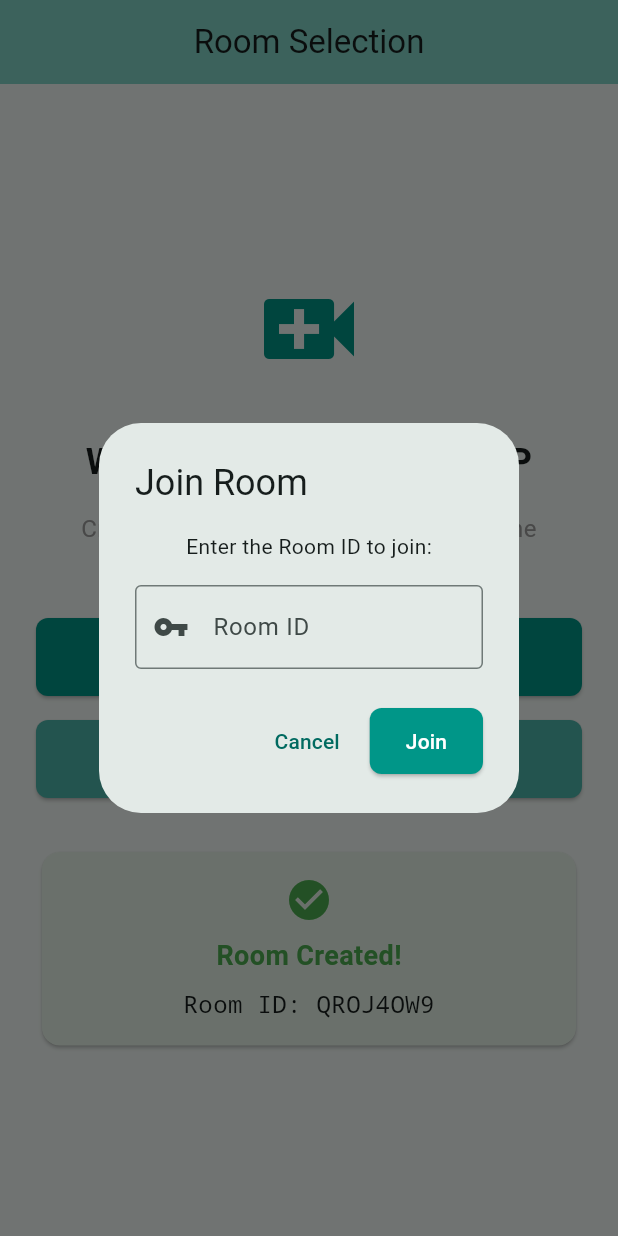
After one commit to tas-digitalmarket/GLOBGRAM02, a Flutter app: the screen it shows after launch, after a tap on "Get Started", after a tap on "Create Room", after a tap on "Join Room", on a phone screen of 412 x 824 dp. The commit adds this screen. Run offline on Flutter 3.47's test engine with Material 3 defaults, Android fonts, the phone set to English and light mode, and no system bars; our stand-ins replace easy_localization, equatable, flutter_bloc, freezed_annotation, get_it, go_router and 2 more.

Commit message:
Update 10

```diff
--- a/globgram_p2p/lib/core/app_router.dart
+++ b/globgram_p2p/lib/core/app_router.dart
@@ -1,5 +1,6 @@
 import 'package:flutter/material.dart';
 import 'package:go_router/go_router.dart';
+import '../features/room_selection/presentation/room_selection_page.dart';
 
 final appRouter = GoRouter(
   routes: [
@@ -11,7 +12,7 @@ final appRouter = GoRouter(
     GoRoute(
       path: '/room',
       name: 'roomSelection',
-      builder: (context, state) => const RoomSelectionScreen(),
+      builder: (context, state) => const RoomSelectionPage(),
     ),
   ],
 );
@@ -24,16 +25,47 @@ class HomeScreen extends StatelessWidget {
     return Scaffold(
       appBar: AppBar(
         title: const Text('GlobGram P2P'),
+        backgroundColor: Theme.of(context).colorScheme.inversePrimary,
       ),
       body: Center(
         child: Column(
           mainAxisAlignment: MainAxisAlignment.center,
           children: [
-            const Text('Welcome to GlobGram P2P'),
-            const SizedBox(height: 20),
-            ElevatedButton(
+            const Icon(
+              Icons.video_call,
+              size: 100,
+              color: Colors.teal,
+            ),
+            const SizedBox(height: 32),
+            const Text(
+              'Welcome to GlobGram P2P',
+              style: TextStyle(
+                fontSize: 28,
+                fontWeight: FontWeight.bold,
+              ),
+            ),
+            const SizedBox(height: 16),
+            const Text(
+              'Peer-to-peer video calling made simple',
+              style: TextStyle(
+                fontSize: 16,
+                color: Colors.grey,
+              ),
+            ),
+            const SizedBox(height: 48),
+            ElevatedButton.icon(
               onPressed: () => context.go('/room'),
-              child: const Text('Join Room'),
+              icon: const Icon(Icons.meeting_room),
+              label: const Text('Get Started'),
+              style: ElevatedButton.styleFrom(
+                padding: const EdgeInsets.symmetric(
+                  horizontal: 32,
+                  vertical: 16,
+                ),
+                backgroundColor: Colors.teal,
+                foregroundColor: Colors.white,
+                textStyle: const TextStyle(fontSize: 18),
+              ),
             ),
           ],
         ),
@@ -41,29 +73,3 @@ class HomeScreen extends StatelessWidget {
     );
   }
 }
-
-class RoomSelectionScreen extends StatelessWidget {
-  const RoomSelectionScreen({super.key});
-
-  @override
-  Widget build(BuildContext context) {
-    return Scaffold(
-      appBar: AppBar(
-        title: const Text('Room Selection'),
-      ),
-      body: Center(
-        child: Column(
-          mainAxisAlignment: MainAxisAlignment.center,
-          children: [
-            const Text('Select a Room'),
-            const SizedBox(height: 20),
-            ElevatedButton(
-              onPressed: () => context.go('/'),
-              child: const Text('Back to Home'),
-            ),
-          ],
-        ),
-      ),
-    );
-  }
-}
--- a/globgram_p2p/lib/core/service_locator.dart
+++ b/globgram_p2p/lib/core/service_locator.dart
@@ -1,10 +1,11 @@
 import 'package:get_it/get_it.dart';
+import '../features/room_selection/data/room_remote_data_source.dart';
 
 final getIt = GetIt.instance;
 
 Future<void> setupServiceLocator() async {
-  // Services will be registered here
-  // Example:
-  // getIt.registerLazySingleton<ApiService>(() => ApiService());
-  // getIt.registerLazySingleton<DatabaseService>(() => DatabaseService());
+  // Register data sources
+  getIt.registerLazySingleton<RoomRemoteDataSource>(
+    () => RoomRemoteDataSourceImpl(),
+  );
 }
--- /dev/null
+++ b/globgram_p2p/lib/features/room_selection/presentation/room_selection_page.dart
@@ -0,0 +1,394 @@
+import 'package:flutter/material.dart';
+import 'package:flutter/services.dart';
+import 'package:flutter_bloc/flutter_bloc.dart';
+import 'package:get_it/get_it.dart';
+import '../data/room_remote_data_source.dart';
+import 'room_selection_bloc.dart';
+
+class RoomSelectionPage extends StatelessWidget {
+  const RoomSelectionPage({super.key});
+
+  @override
+  Widget build(BuildContext context) {
+    return BlocProvider(
+      create: (context) => RoomSelectionBloc(
+        roomDataSource: GetIt.instance<RoomRemoteDataSource>(),
+      ),
+      child: const RoomSelectionView(),
+    );
+  }
+}
+
+class RoomSelectionView extends StatelessWidget {
+  const RoomSelectionView({super.key});
+
+  @override
+  Widget build(BuildContext context) {
+    return Scaffold(
+      appBar: AppBar(
+        title: const Text('Room Selection'),
+        backgroundColor: Theme.of(context).colorScheme.inversePrimary,
+      ),
+      body: BlocListener<RoomSelectionBloc, RoomSelectionState>(
+        listener: (context, state) {
+          if (state is RoomWaitingAnswer) {
+            _showRoomCreatedDialog(context, state.roomId);
+          } else if (state is RoomError) {
+            _showErrorDialog(context, state.message);
+          } else if (state is RoomConnected) {
+            _showSuccessDialog(context, 'Successfully connected to room!');
+          }
+        },
+        child: Padding(
+          padding: const EdgeInsets.all(24.0),
+          child: Column(
+            mainAxisAlignment: MainAxisAlignment.center,
+            crossAxisAlignment: CrossAxisAlignment.stretch,
+            children: [
+              const Icon(
+                Icons.video_call,
+                size: 80,
+                color: Colors.teal,
+              ),
+              const SizedBox(height: 32),
+              const Text(
+                'Welcome to GlobGram P2P',
+                style: TextStyle(
+                  fontSize: 24,
+                  fontWeight: FontWeight.bold,
+                ),
+                textAlign: TextAlign.center,
+              ),
+              const SizedBox(height: 16),
+              const Text(
+                'Create a new room or join an existing one',
+                style: TextStyle(
+                  fontSize: 16,
+                  color: Colors.grey,
+                ),
+                textAlign: TextAlign.center,
+              ),
+              const SizedBox(height: 48),
+              BlocBuilder<RoomSelectionBloc, RoomSelectionState>(
+                builder: (context, state) {
+                  final isLoading = state is RoomCreating || state is RoomConnecting;
+
+                  return Column(
+                    crossAxisAlignment: CrossAxisAlignment.stretch,
+                    children: [
+                      ElevatedButton.icon(
+                        onPressed: isLoading
+                            ? null
+                            : () => _createRoom(context),
+                        icon: isLoading && state is RoomCreating
+                            ? const SizedBox(
+                                width: 16,
+                                height: 16,
+                                child: CircularProgressIndicator(
+                                  strokeWidth: 2,
+                                  color: Colors.white,
+                                ),
+                              )
+                            : const Icon(Icons.add),
+                        label: Text(
+                          isLoading && state is RoomCreating
+                              ? 'Creating Room...'
+                              : 'Create Room',
+                        ),
+                        style: ElevatedButton.styleFrom(
+                          padding: const EdgeInsets.symmetric(vertical: 16),
+                          backgroundColor: Colors.teal,
+                          foregroundColor: Colors.white,
+                        ),
+                      ),
+                      const SizedBox(height: 16),
+                      ElevatedButton.icon(
+                        onPressed: isLoading
+                            ? null
+                            : () => _showJoinRoomDialog(context),
+                        icon: isLoading && state is RoomConnecting
+                            ? const SizedBox(
+                                width: 16,
+                                height: 16,
+                                child: CircularProgressIndicator(
+                                  strokeWidth: 2,
+                                  color: Colors.white,
+                                ),
+                              )
+                            : const Icon(Icons.login),
+                        label: Text(
+                          isLoading && state is RoomConnecting
+                              ? 'Joining Room...'
+                              : 'Join Room',
+                        ),
+                        style: ElevatedButton.styleFrom(
+                          padding: const EdgeInsets.symmetric(vertical: 16),
+                          backgroundColor: Colors.teal.shade300,
+                          foregroundColor: Colors.white,
+                        ),
+                      ),
+                    ],
+                  );
+                },
+              ),
+              const SizedBox(height: 32),
+              BlocBuilder<RoomSelectionBloc, RoomSelectionState>(
+                builder: (context, state) {
+                  if (state is RoomWaitingAnswer) {
+                    return Card(
+                      color: Colors.green.shade50,
+                      child: Padding(
+                        padding: const EdgeInsets.all(16.0),
+                        child: Column(
+                          children: [
+                            const Icon(
+                              Icons.check_circle,
+                              color: Colors.green,
+                              size: 32,
+                            ),
+                            const SizedBox(height: 8),
+                            const Text(
+                              'Room Created!',
+                              style: TextStyle(
+                                fontSize: 18,
+                                fontWeight: FontWeight.bold,
+                                color: Colors.green,
+                              ),
+                            ),
+                            const SizedBox(height: 8),
+                            Text(
+                              'Room ID: ${state.roomId}',
+                              style: const TextStyle(
+                                fontSize: 16,
+                                fontFamily: 'monospace',
+                              ),
+                            ),
+                          ],
+                        ),
+                      ),
+                    );
+                  } else if (state is RoomConnected) {
+                    return Card(
+                      color: Colors.blue.shade50,
+                      child: const Padding(
+                        padding: EdgeInsets.all(16.0),
+                        child: Column(
+                          children: [
+                            Icon(
+                              Icons.videocam,
+                              color: Colors.blue,
+                              size: 32,
+                            ),
+                            SizedBox(height: 8),
+                            Text(
+                              'Connected to Room!',
+                              style: TextStyle(
+                                fontSize: 18,
+                                fontWeight: FontWeight.bold,
+                                color: Colors.blue,
+                              ),
+                            ),
+                          ],
+                        ),
+                      ),
+                    );
+                  }
+                  return const SizedBox.shrink();
+                },
+              ),
+            ],
+          ),
+        ),
+      ),
+    );
+  }
+
+  void _createRoom(BuildContext context) {
+    context.read<RoomSelectionBloc>().add(const CreateRequested());
+  }
+
+  void _showJoinRoomDialog(BuildContext context) {
+    final roomIdController = TextEditingController();
+
+    showDialog(
+      context: context,
+      builder: (dialogContext) => AlertDialog(
+        title: const Text('Join Room'),
+        content: Column(
+          mainAxisSize: MainAxisSize.min,
+          children: [
+            const Text('Enter the Room ID to join:'),
+            const SizedBox(height: 16),
+            TextFormField(
+              controller: roomIdController,
+              decoration: const InputDecoration(
+                labelText: 'Room ID',
+                hintText: 'e.g., ROOM123',
+                border: OutlineInputBorder(),
+                prefixIcon: Icon(Icons.vpn_key),
+              ),
+              textCapitalization: TextCapitalization.characters,
+              inputFormatters: [
+                FilteringTextInputFormatter.allow(RegExp(r'[A-Z0-9]')),
+                LengthLimitingTextInputFormatter(8),
+              ],
+            ),
+          ],
+        ),
+        actions: [
+          TextButton(
+            onPressed: () => Navigator.of(dialogContext).pop(),
+            child: const Text('Cancel'),
+          ),
+          ElevatedButton(
+            onPressed: () {
+              final roomId = roomIdController.text.trim();
+              if (roomId.isNotEmpty) {
+                Navigator.of(dialogContext).pop();
+                context.read<RoomSelectionBloc>().add(JoinRequested(roomId));
+              }
+            },
+            style: ElevatedButton.styleFrom(
+              backgroundColor: Colors.teal,
+              foregroundColor: Colors.white,
+            ),
+            child: const Text('Join'),
+          ),
+        ],
+      ),
+    );
+  }
+
+  void _showRoomCreatedDialog(BuildContext context, String roomId) {
+    showDialog(
+      context: context,
+      barrierDismissible: false,
+      builder: (dialogContext) => AlertDialog(
+        title: const Row(
+          children: [
+            Icon(Icons.check_circle, color: Colors.green),
+            SizedBox(width: 8),
+            Text('Room Created!'),
+          ],
+        ),
+        content: Column(
+          mainAxisSize: MainAxisSize.min,
+          children: [
+            const Text('Your room has been created successfully.'),
+            const SizedBox(height: 16),
+            Container(
+              padding: const EdgeInsets.all(12),
+              decoration: BoxDecoration(
+                color: Colors.grey.shade100,
+                borderRadius: BorderRadius.circular(8),
+                border: Border.all(color: Colors.grey.shade300),
+              ),
+              child: Row(
+                children: [
+                  const Icon(Icons.vpn_key, color: Colors.teal),
+                  const SizedBox(width: 8),
+                  Expanded(
+                    child: SelectableText(
+                      roomId,
+                      style: const TextStyle(
+                        fontSize: 18,
+                        fontFamily: 'monospace',
+                        fontWeight: FontWeight.bold,
+                      ),
+                    ),
+                  ),
+                  IconButton(
+                    onPressed: () {
+                      Clipboard.setData(ClipboardData(text: roomId));
+                      ScaffoldMessenger.of(context).showSnackBar(
+                        const SnackBar(
+                          content: Text('Room ID copied to clipboard!'),
+                          duration: Duration(seconds: 2),
+                        ),
+                      );
+                    },
+                    icon: const Icon(Icons.copy),
+                    tooltip: 'Copy Room ID',
+                  ),
+                ],
+              ),
+            ),
+            const SizedBox(height: 16),
+            const Text(
+              'Share this Room ID with others to let them join your room.',
+              style: TextStyle(color: Colors.grey),
+              textAlign: TextAlign.center,
+            ),
+          ],
+        ),
+        actions: [
+          ElevatedButton(
+            onPressed: () {
+              Navigator.of(dialogContext).pop();
+              context.read<RoomSelectionBloc>().add(const ClearRequested());
+            },
+            style: ElevatedButton.styleFrom(
+              backgroundColor: Colors.teal,
+              foregroundColor: Colors.white,
+            ),
+            child: const Text('OK'),
+          ),
+        ],
+      ),
+    );
+  }
+
+  void _showErrorDialog(BuildContext context, String message) {
+    showDialog(
+      context: context,
+      builder: (dialogContext) => AlertDialog(
+        title: const Row(
+          children: [
+            Icon(Icons.error, color: Colors.red),
+            SizedBox(width: 8),
+            Text('Error'),
+          ],
+        ),
+        content: Text(message),
+        actions: [
+          ElevatedButton(
+            onPressed: () {
+              Navigator.of(dialogContext).pop();
+              context.read<RoomSelectionBloc>().add(const ClearRequested());
+            },
+            child: const Text('OK'),
+          ),
+        ],
+      ),
+    );
+  }
+
+  void _showSuccessDialog(BuildContext context, String message) {
+    showDialog(
+      context: context,
+      builder: (dialogContext) => AlertDialog(
+        title: const Row(
+          children: [
+            Icon(Icons.check_circle, color: Colors.green),
+            SizedBox(width: 8),
+            Text('Success'),
+          ],
+        ),
+        content: Text(message),
+        actions: [
+          ElevatedButton(
+            onPressed: () {
+              Navigator.of(dialogContext).pop();
+              // Navigate to video call screen when implemented
+            },
+            style: ElevatedButton.styleFrom(
+              backgroundColor: Colors.green,
+              foregroundColor: Colors.white,
+            ),
+            child: const Text('Start Video Call'),
+          ),
+        ],
+      ),
+    );
+  }
+}
--- /dev/null
+++ b/globgram_p2p/lib/main_new.dart
@@ -0,0 +1,37 @@
+import 'package:flutter/material.dart';
+import 'package:easy_localization/easy_localization.dart';
+import 'core/app_router.dart';
+import 'core/app_theme.dart';
+import 'core/service_locator.dart';
+
+Future<void> main() async {
+  WidgetsFlutterBinding.ensureInitialized();
+  await EasyLocalization.ensureInitialized();
+  await setupServiceLocator();
+  runApp(
+    EasyLocalization(
+      supportedLocales: const [Locale('en')],
+      path: 'assets/translations',
+      fallbackLocale: const Locale('en'),
+      child: const MyApp(),
+    ),
+  );
+}
+
+class MyApp extends StatelessWidget {
+  const MyApp({super.key});
+
+  @override
+  Widget build(BuildContext context) {
+    return MaterialApp.router(
+      title: 'GlobGram P2P',
+      theme: AppTheme.lightTheme,
+      darkTheme: AppTheme.darkTheme,
+      routerConfig: appRouter,
+      locale: context.locale,
+      supportedLocales: context.supportedLocales,
+      localizationsDelegates: context.localizationDelegates,
+      debugShowCheckedModeBanner: false,
+    );
+  }
+}
--- a/globgram_p2p/pubspec.yaml
+++ b/globgram_p2p/pubspec.yaml
@@ -36,6 +36,7 @@ dependencies:
   cupertino_icons: ^1.0.8
   flutter_webrtc: ^0.9.40
   hydrated_bloc: ^9.1.5
+  flutter_bloc: ^8.1.6
   equatable: ^2.0.5
   logger: ^2.0.2
   easy_localization: ^3.0.3
@@ -68,9 +69,8 @@ flutter:
   uses-material-design: true
 
   # To add assets to your application, add an assets section, like this:
-  # assets:
-  #   - images/a_dot_burr.jpeg
-  #   - images/a_dot_ham.jpeg
+  assets:
+    - assets/translations/
 
   # An image asset can refer to one or more resolution-specific "variants", see
   # https://flutter.dev/to/resolution-aware-images
```
Also changed, not shown: globgram_p2p/assets/translations/en.json (+10 -1 lines), globgram_p2p/pubspec.lock.
